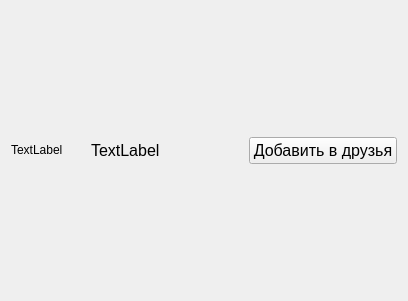
Korostast/chat-database-project, file ui/searchpeoplewidget.ui: the form before one commit.
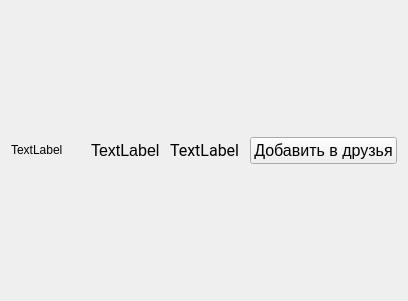
The form after the commit.

Diff of the .ui file:
```diff
--- a/ui/searchpeoplewidget.ui
+++ b/ui/searchpeoplewidget.ui
@@ -54,6 +54,25 @@
      </property>
     </widget>
    </item>
+   <item>
+    <widget class="QLabel" name="search_people_additional_info">
+     <property name="sizePolicy">
+      <sizepolicy hsizetype="Preferred" vsizetype="Fixed">
+       <horstretch>0</horstretch>
+       <verstretch>0</verstretch>
+      </sizepolicy>
+     </property>
+     <property name="font">
+      <font>
+       <family>Roboto</family>
+       <pointsize>12</pointsize>
+      </font>
+     </property>
+     <property name="text">
+      <string>TextLabel</string>
+     </property>
+    </widget>
+   </item>
    <item>
     <widget class="QPushButton" name="search_people_action">
      <property name="font">
```
